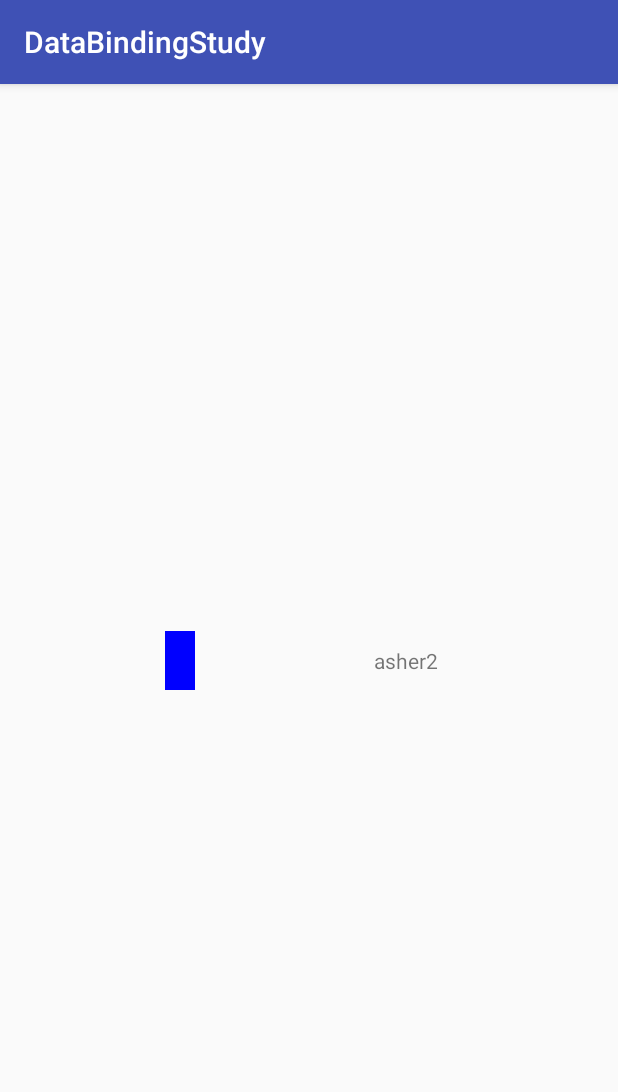
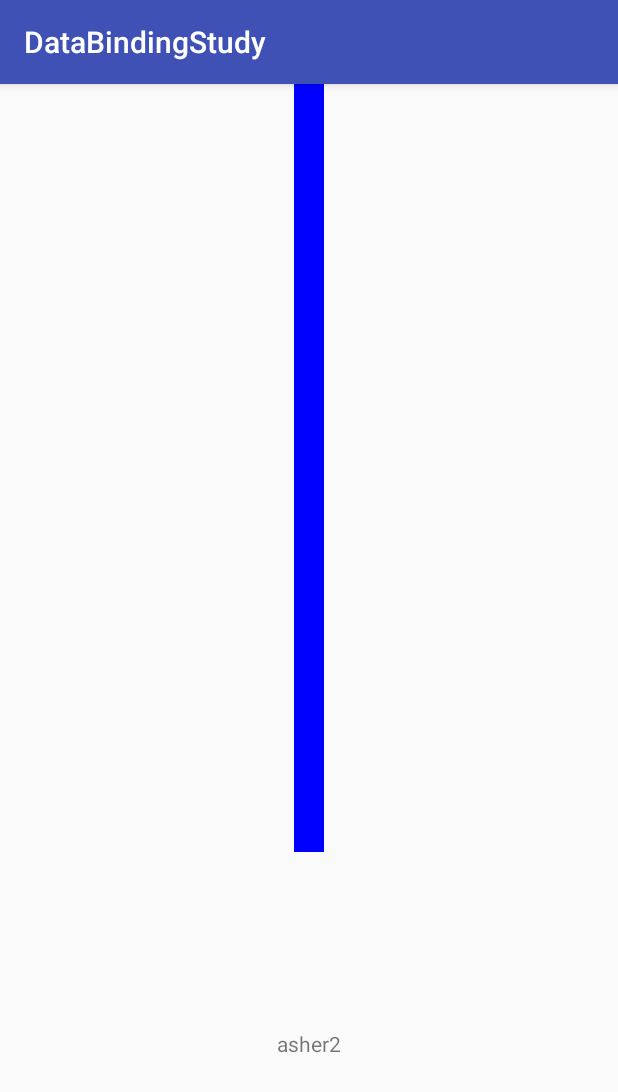
Before and after one commit to forsail/DataBindingStudy, an Android app: the screen it shows after launch (MainActivity), on a phone screen of 412 x 824 dp. Shown: the top 1092 px of the screen. Run offline under Robolectric (Android 15) with nearby library versions, the phone set to English and light mode, and no system bars; our stand-ins replace data binding; 2 statements that could not run were skipped.

Commit message:
vertical constrain study

```diff
--- a/app/src/main/res/layout/activity_main.xml
+++ b/app/src/main/res/layout/activity_main.xml
@@ -21,24 +21,30 @@
         <TextView
             android:id="@+id/tvName"
             android:layout_width="wrap_content"
-            android:layout_height="wrap_content"
+            android:layout_height="0dp"
+            android:gravity="center"
             android:padding="10dp"
             android:text="@{user.name.get()}"
-            app:layout_constraintBottom_toBottomOf="parent"
-            app:layout_constraintHorizontal_chainStyle="spread"
+            app:layout_constraintBottom_toTopOf="@+id/tvMobile"
+            app:layout_constraintHorizontal_bias="0.5"
             app:layout_constraintLeft_toLeftOf="parent"
-            app:layout_constraintRight_toLeftOf="@+id/tvMobile"
+            app:layout_constraintRight_toRightOf="parent"
             app:layout_constraintTop_toTopOf="parent"
+            app:layout_constraintVertical_chainStyle="spread"
+            app:layout_constraintVertical_weight="2"
             tools:text="name" />
 
         <TextView
             android:id="@+id/tvMobile"
             android:layout_width="wrap_content"
-            android:layout_height="wrap_content"
+            android:layout_height="0dp"
+            android:gravity="center"
             android:padding="10dp"
-            app:layout_constraintBaseline_toBaselineOf="@+id/tvName"
-            app:layout_constraintLeft_toRightOf="@+id/tvName"
+            app:layout_constraintBottom_toBottomOf="parent"
+            app:layout_constraintLeft_toLeftOf="parent"
             app:layout_constraintRight_toRightOf="parent"
+            app:layout_constraintTop_toBottomOf="@+id/tvName"
+            app:layout_constraintVertical_weight="1"
             tools:text="mobile" />
 
     </android.support.constraint.ConstraintLayout>
```
